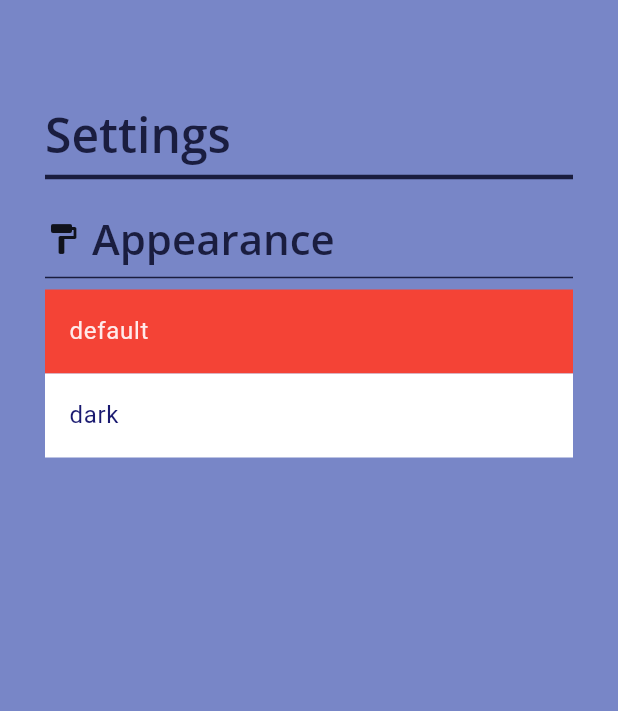
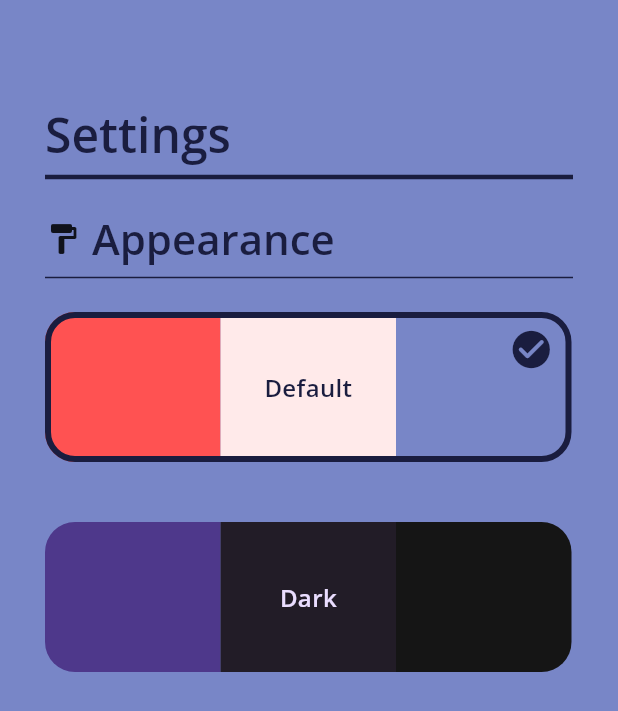
Before and after one commit to JoshPatNava/Habiter_App, a Flutter app: the SettingsPage screen opened directly, on a phone screen of 412 x 824 dp. Shown: the top 711 px of the screen. Run offline on Flutter 3.47's test engine with Material 3 defaults, Android fonts, the phone set to English and light mode, and no system bars; our stand-ins replace flutter_form_builder, form_builder_validators, google_fonts, shared_preferences, sliding_up_panel, sqflite and 1 more; accounts and stored records are empty.

Commit message:
Changed theme switching design in settings page, fixed colors in add habit form

```diff
--- a/lib/screens/home_screen.dart
+++ b/lib/screens/home_screen.dart
@@ -190,6 +190,7 @@ Widget _buildAddHabitForm() {
             FormBuilderDropdown<int>(
               name: 'HabitFreq',
               items: frequencies,
+              dropdownColor: Theme.of(context).colorScheme.tertiary,
               initialValue: 1,
               onChanged: (value) {
                 setState(() {
@@ -298,6 +299,7 @@ List<HabitLog> _getEventsForDay(DateTime day) {
             style: Theme.of(context).textTheme.titleMedium!.copyWith(fontSize: 19),
             controller: nameCtrl,
             maxLength: 20,
+            cursorColor: Theme.of(context).colorScheme.outline,
             decoration: InputDecoration(
               labelText: "Habit name",
               labelStyle: Theme.of(context).textTheme.titleMedium!.copyWith(fontSize: 17),
--- a/lib/screens/settings_screen.dart
+++ b/lib/screens/settings_screen.dart
@@ -1,6 +1,7 @@
 import 'package:flutter/material.dart';
 import 'package:habiter_app/provider/theme.dart';
 import 'package:provider/provider.dart';
+import 'package:google_fonts/google_fonts.dart';
 
 class SettingsPage extends StatefulWidget {
   const SettingsPage({super.key});
@@ -45,23 +46,119 @@ class _MySettingsPageState extends State<SettingsPage> {
             Divider(
               color: Theme.of(context).colorScheme.outline,
             ),
+            Padding(
+              padding: const EdgeInsets.only(top: 15, bottom: 15),
+              child: Stack(
+                children: [
+                  Row(
+                    children: [
+                      Container(width: 117,
+                        height: 100,
+                        decoration: BoxDecoration(
+                          color: Colors.redAccent,
+                          borderRadius: BorderRadius.only(
+                            topLeft: Radius.circular(20.0),
+                            bottomLeft: Radius.circular(20.0),
+                          ),
+                        ),
+                      ),
+                      Container(width: 117,
+                        height: 100,
+                        color: Color(0xffffeaea),
+                        child: Center(
+                          child: Text(
+                            "Default",
+                            style: GoogleFonts.openSans(fontSize: 16, color: Color(0xff1a1d3f), fontWeight: FontWeight.w600),
+                          ),
+                        )
+                      ),
+                      Container(width: 117,
+                        height: 100,
+                        decoration: BoxDecoration(
+                          color: Color(0xff7886c7),
+                          borderRadius: BorderRadius.only(
+                            topRight: Radius.circular(20.0),
+                            bottomRight: Radius.circular(20.0),
+                          ),
+                        ),
+                      ),
+                    ],
+                  ),
                   ListTile(
-              title: Text("default"),
-              tileColor: Colors.black,
-              selectedTileColor: Colors.red,
+                    minTileHeight: 100,
                     selected: colorOption == 0,
                     onTap: () {
-                print(colorOption);
                       setState(() {
                         colorOption = 0;
                       });
                       Provider.of<ThemeProvider>(context, listen: false).changeTheme(0);
                     },
                   ),
+                  Visibility(
+                    visible: colorOption == 0,
+                    child: IgnorePointer(
+                      ignoring: true,
+                      child: Container(
+                        width: 351,
+                        height: 100,
+                        decoration: BoxDecoration(
+                          borderRadius: BorderRadius.circular(20),
+                          border: BoxBorder.all(width: 4, color: Theme.of(context).colorScheme.outline),
+                        ),
+                        child: Align(
+                          alignment: Alignment(0.95, -0.8),
+                          child: Icon(
+                            Icons.check_circle_rounded,
+                            color: Theme.of(context).colorScheme.outline,
+                            size: 30,
+                          ),
+                        ),
+                      ),
+                    ),
+                  ),
+                ],
+              ),
+            ),
+            Padding(
+              padding: const EdgeInsets.only(top: 25, bottom: 15),
+              child: Stack(
+                children: [
+                  Row(
+                    children: [
+                      Container(width: 117,
+                        height: 100,
+                        decoration: BoxDecoration(
+                          color: Color(0xff4e388b),
+                          borderRadius: BorderRadius.only(
+                            topLeft: Radius.circular(20.0),
+                            bottomLeft: Radius.circular(20.0),
+                          ),
+                        ),
+                      ),
+                      Container(width: 117,
+                        height: 100,
+                        color: Color(0xff221c27),
+                        child: Center(
+                          child: Text(
+                            "Dark",
+                            style: GoogleFonts.openSans(fontSize: 16, color: Color(0xffeaddff), fontWeight: FontWeight.w600),
+                          ),
+                        )
+                      ),
+                      Container(width: 117,
+                        height: 100,
+                        decoration: BoxDecoration(
+                          color: Color(0xff151515),
+                          borderRadius: BorderRadius.only(
+                            topRight: Radius.circular(20.0),
+                            bottomRight: Radius.circular(20.0),
+                          ),
+                        ),
+                      ),
+                    ],
+                  ),
                   ListTile(
-              title: Text("dark"),
-              tileColor: Colors.white,
-              selectedTileColor: Colors.red,
+                    minTileHeight: 100,
                     selected: colorOption == 1,
                     onTap: () {
                       setState(() {
@@ -70,6 +167,31 @@ class _MySettingsPageState extends State<SettingsPage> {
                       Provider.of<ThemeProvider>(context, listen: false).changeTheme(1);
                     },
                   ),
+                  Visibility(
+                    visible: colorOption == 1,
+                    child: IgnorePointer(
+                      ignoring: true,
+                      child: Container(
+                        width: 351,
+                        height: 100,
+                        decoration: BoxDecoration(
+                          borderRadius: BorderRadius.circular(20),
+                          border: BoxBorder.all(width: 4, color: Theme.of(context).colorScheme.outline),
+                        ),
+                        child: Align(
+                          alignment: Alignment(0.95, -0.8),
+                          child: Icon(
+                            Icons.check_circle_rounded,
+                            color: Theme.of(context).colorScheme.outline,
+                            size: 30,
+                          ),
+                        ),
+                      ),
+                    ),
+                  ),
+                ],
+              ),
+            ),
           ]
         ),
       ),
```
Lines whose indentation alone changed are shown as unchanged.
